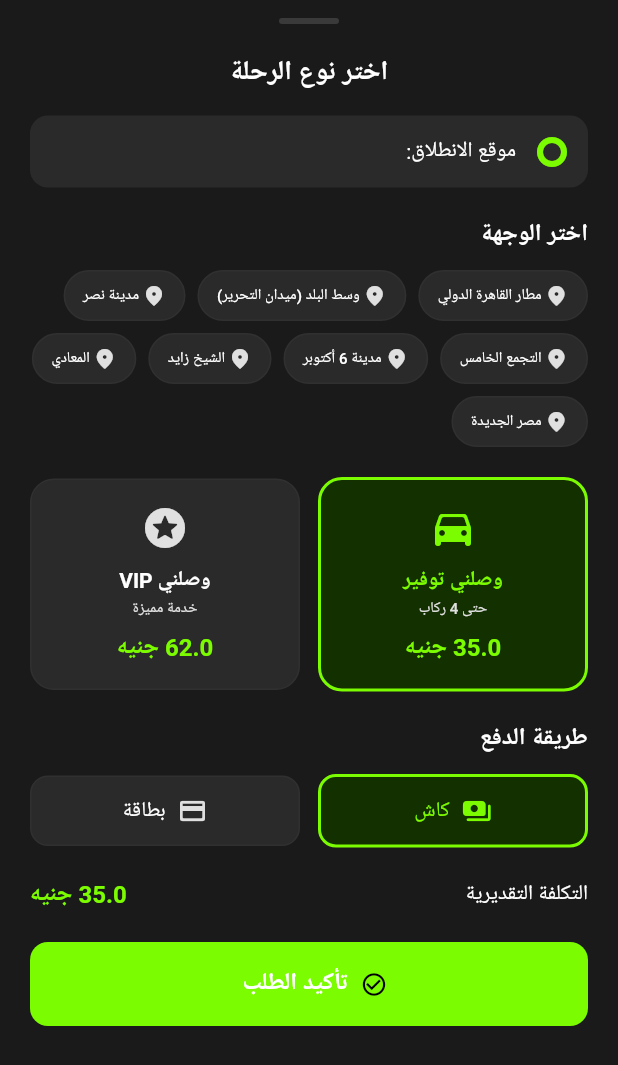
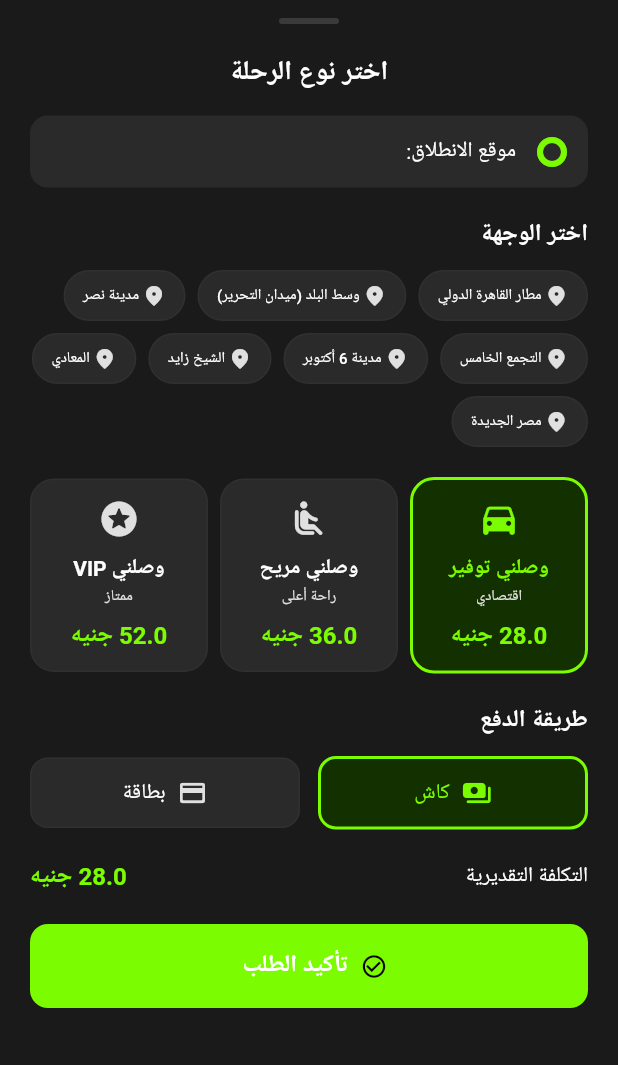
Before and after one commit to Ka900900/wasalny_rider, a Flutter app: the RideOptionsSheet widget shown alone on an empty page, opened directly with empty values, on a phone screen of 412 x 824 dp. Shown: the top 1065 px of the screen. Run offline on Flutter 3.47's test engine with Material 3 defaults, Android fonts, the phone set to English and light mode, and no system bars; our stand-ins replace dio, firebase_auth, firebase_core, firebase_crashlytics, geolocator, google_fonts and 3 more; missing offline and left inert: flutter_osm_plugin; accounts and stored records are empty; network calls fail; Roboto replaces fonts that are missing (Cairo).

Commit message:
feat(rider): align ride types with backend, hide family/xl tier

```diff
--- a/lib/features/home/ride_options_sheet.dart
+++ b/lib/features/home/ride_options_sheet.dart
@@ -38,7 +38,8 @@ const List<_PlaceOption> _popularPlaces = [
 ];
 
 /// Bottom sheet where the passenger picks a destination, a ride type
-/// (Economy / VIP), a payment method (Cash / Card) and confirms the request.
+/// (Economy / Comfort / Premium), a payment method (Cash / Card) and
+/// confirms the request.
 ///
 /// Pops with a [RideSelection] record on confirm, or `null` when dismissed.
 class RideOptionsSheet extends StatefulWidget {
@@ -59,7 +60,7 @@ class RideOptionsSheet extends StatefulWidget {
 }
 
 class _RideOptionsSheetState extends State<RideOptionsSheet> {
-  String _selectedType = 'economy'; // 'economy' | 'vip'
+  String _selectedType = 'economy'; // 'economy' | 'comfort' | 'premium'
   String _selectedPayment = 'cash'; // 'cash' | 'card'
   _PlaceOption? _destination;
 
@@ -85,13 +86,19 @@ class _RideOptionsSheetState extends State<RideOptionsSheet> {
     return km < 1.0 ? 1.0 : km;
   }
 
-  /// Dynamic fare estimate for a given ride type:
-  /// economy = 15 EGP base + 5/km, VIP = 30 + 8/km.
+  /// Dynamic fare estimate (EGP) for a given ride type.
+  ///
+  /// Mirrors the backend pricing (~7 EGP/km in normal hours, 15 in peak)
+  /// so the estimate stays close to the final price:
+  /// economy = 7/km, comfort = 9/km, premium = 13/km.
   double _fareForType(String type) {
     final km = _distanceKm;
-    return type == 'vip'
-        ? (30 + 8 * km).roundToDouble()
-        : (15 + 5 * km).roundToDouble();
+    final ratePerKm = switch (type) {
+      'comfort' => 9.0,
+      'premium' => 13.0,
+      _ => 7.0, // 'economy'
+    };
+    return (ratePerKm * km).roundToDouble();
   }
 
   double get _fare => _fareForType(_selectedType);
@@ -175,26 +182,38 @@ class _RideOptionsSheetState extends State<RideOptionsSheet> {
             ),
             const SizedBox(height: AppSpacing.xl),
 
-            // Ride type cards
+            // Ride type cards — Economy / Comfort / Premium, matching the
+            // backend's allowed values. The family/xl tier is intentionally
+            // not shown to riders.
             Row(
               children: [
                 Expanded(
                   child: _buildRideCard(
                     type: 'economy',
                     label: 'وصلني توفير',
-                    desc: 'حتى 4 ركاب',
+                    desc: 'اقتصادي',
                     icon: Icons.directions_car_rounded,
                     fare: _fareForType('economy'),
                   ),
                 ),
-                const SizedBox(width: AppSpacing.md),
+                const SizedBox(width: AppSpacing.sm),
                 Expanded(
                   child: _buildRideCard(
-                    type: 'vip',
+                    type: 'comfort',
+                    label: 'وصلني مريح',
+                    desc: 'راحة أعلى',
+                    icon: Icons.airline_seat_recline_normal_rounded,
+                    fare: _fareForType('comfort'),
+                  ),
+                ),
+                const SizedBox(width: AppSpacing.sm),
+                Expanded(
+                  child: _buildRideCard(
+                    type: 'premium',
                     label: 'وصلني VIP',
-                    desc: 'خدمة مميزة',
+                    desc: 'ممتاز',
                     icon: Icons.stars_rounded,
-                    fare: _fareForType('vip'),
+                    fare: _fareForType('premium'),
                   ),
                 ),
               ],
@@ -345,7 +364,10 @@ class _RideOptionsSheetState extends State<RideOptionsSheet> {
       borderRadius: BorderRadius.circular(AppSpacing.radiusLg),
       child: AnimatedContainer(
         duration: const Duration(milliseconds: 200),
-        padding: const EdgeInsets.all(AppSpacing.lg),
+        padding: const EdgeInsets.symmetric(
+          horizontal: AppSpacing.sm,
+          vertical: AppSpacing.md,
+        ),
         decoration: BoxDecoration(
           color: selected ? AppColors.primaryContainer : AppColors.cardBg,
           borderRadius: BorderRadius.circular(AppSpacing.radiusLg),
@@ -359,7 +381,7 @@ class _RideOptionsSheetState extends State<RideOptionsSheet> {
             Icon(
               icon,
               color: selected ? AppColors.primaryGreen : AppColors.textMuted,
-              size: 32,
+              size: 28,
             ),
             const SizedBox(height: AppSpacing.sm),
             Text(
--- a/lib/features/trip/active_trip_screen.dart
+++ b/lib/features/trip/active_trip_screen.dart
@@ -17,7 +17,7 @@ class ActiveTripArgs {
   final double dropoffLng;
   final String dropoffAddress;
 
-  /// Ride type: `'economy'` (وصلني توفير) or `'vip'` (وصلني VIP).
+  /// Backend-compatible ride type: `'economy'` | `'comfort'` | `'premium'`.
   final String rideType;
 
   /// Payment method: `'cash'` (كاش) or `'card'` (بطاقة).
@@ -71,6 +71,13 @@ class _ActiveTripScreenState extends State<ActiveTripScreen> {
   // Simulated driver info (will come from the backend/socket later).
   static const String _driverName = 'أحمد محمد';
   static const String _driverCar = 'Hyundai Elantra · ١٢٣٤ أ ب ج';
+
+  /// Arabic label shown for the backend ride type.
+  String get _rideTypeLabel => switch (_args.rideType) {
+    'comfort' => 'وصلني مريح',
+    'premium' => 'وصلني VIP',
+    _ => 'وصلني توفير', // 'economy'
+  };
 
   late final ActiveTripArgs _args;
   late final osm.MapController mapController;
@@ -325,7 +332,7 @@ class _ActiveTripScreenState extends State<ActiveTripScreen> {
                 children: [
                   _infoChip(
                     Icons.directions_car_rounded,
-                    _args.rideType == 'vip' ? 'وصلني VIP' : 'وصلني توفير',
+                    _rideTypeLabel,
                   ),
                   const SizedBox(width: AppSpacing.sm),
                   _infoChip(
```
Also changed, not shown: lib/core/services/api_service.dart (+15 -3 lines), lib/features/home/home_screen.dart (+27 -0 lines).
